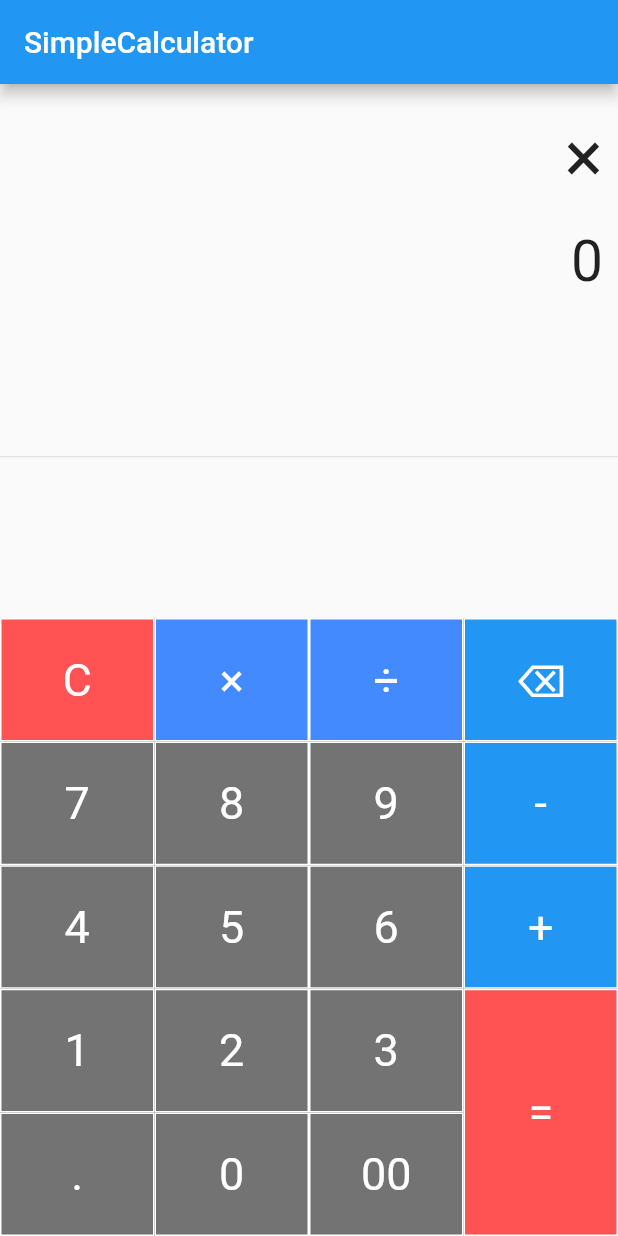
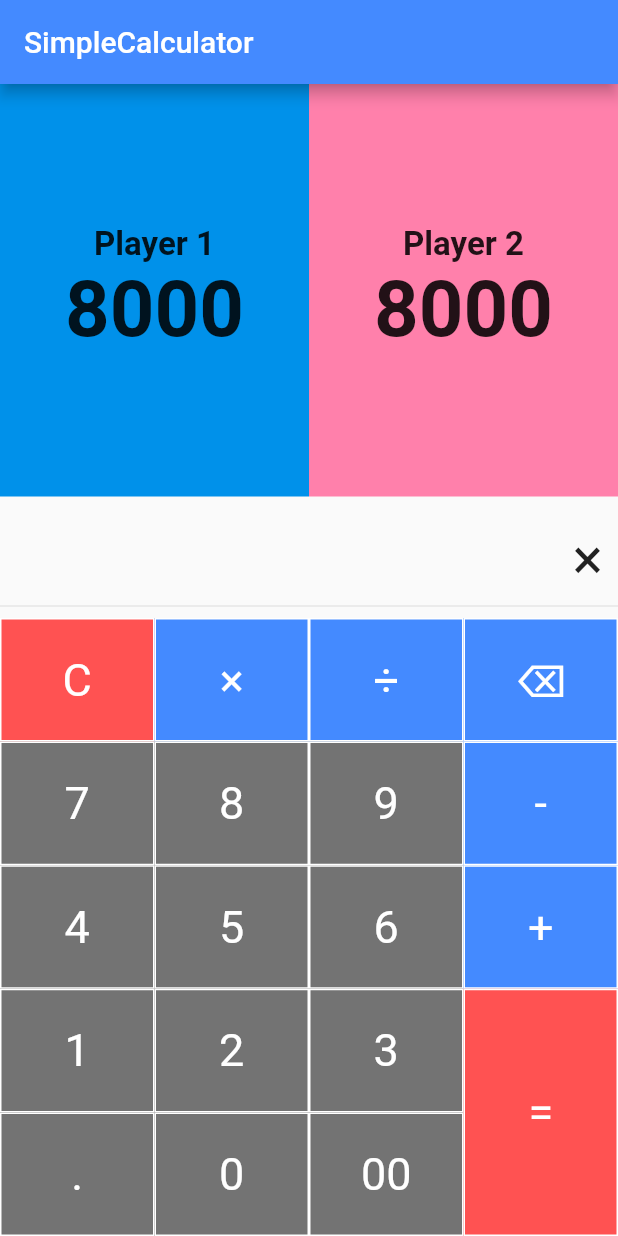
Before and after one commit to bingcheng45/Yugilator, a Flutter app: the screen it shows after launch, after a tap on an icon or button, on a phone screen of 412 x 824 dp. Run offline on Flutter 3.47's test engine with Material 2 defaults, Android fonts, the phone set to English and light mode, and no system bars; our stand-ins replace math_expressions.

Commit message:
Standard Layout for the Yugilator

```diff
--- a/lib/main.dart
+++ b/lib/main.dart
@@ -25,6 +25,8 @@ class SimpleCalculator extends StatefulWidget {
 class _SimpleCalculatorState extends State<SimpleCalculator> {
   String equation = '0';
   String result = '0';
+  String player1Health = '8000';
+  String player2Health = '8000';
   String expression = '';
   double equationFontSize = 38.0;
   double resultFontSize = 48.0;
@@ -34,41 +36,38 @@ class _SimpleCalculatorState extends State<SimpleCalculator> {
       if (buttonText == "C") {
         equation = '0';
         result = '0';
-        equationFontSize = 38.0;
-        resultFontSize = 48.0;
-      }
-
-      else if (buttonText == "⌫") {
-        equationFontSize = 48.0;
-        resultFontSize = 38.0;
-        equation = equation.substring(0,equation.length - 1);
-        if(equation == ''){
+        // equationFontSize = 38.0;
+        // resultFontSize = 48.0;
+      } else if (buttonText == "⌫") {
+        // equationFontSize = 48.0;
+        // resultFontSize = 38.0;
+        equation = equation.substring(0, equation.length - 1);
+        if (equation == '') {
           equation = '0';
         }
-      }
-
-      else if (buttonText == "=") {
-        equationFontSize = 38.0;
-        resultFontSize = 48.0;
+      } else if (buttonText == "=") {
+        // equationFontSize = 38.0;
+        // resultFontSize = 48.0;
 
         expression = equation;
         expression = expression.replaceAll('×', '*');
         expression = expression.replaceAll('÷', '/');
-        try{
+        try {
           Parser p = new Parser();
           Expression exp = p.parse(expression);
 
           ContextModel cm = ContextModel();
-          result = '${exp.evaluate(EvaluationType.REAL, cm)}';
-        }catch(e){
+
+          result = '${exp.evaluate(EvaluationType.REAL, cm).toInt()}';
+          equation = '0';
+          player1Health = result;
+        } catch (e) {
           result = 'Error';
+          //result = e.toString(); //for debugging
         }
-
-      }
-
-      else {
-        equationFontSize = 48.0;
-        resultFontSize = 38.0;
+      } else {
+        // equationFontSize = 48.0;
+        // resultFontSize = 38.0;
         if (equation == "0") {
           equation = buttonText;
         } else {
@@ -78,9 +77,33 @@ class _SimpleCalculatorState extends State<SimpleCalculator> {
     });
   }
 
-  Widget buildButton(
-      String buttonText, double buttonHeight, Color buttonColor) {
+  Widget buildPlayerBox(String name, Color color, String healthPoints) {
     return Container(
+      //width: MediaQuery.of(context).size.width,
+      // height: MediaQuery.of(context).size.height,
+      color: color,
+      child: Column(
+        mainAxisAlignment: MainAxisAlignment.center,
+        children: <Widget>[
+          Text(
+            name,
+            textAlign: TextAlign.center,
+            style: TextStyle(fontSize: 22, fontWeight: FontWeight.bold),
+          ),
+          Text(
+            healthPoints,
+            textAlign: TextAlign.center,
+            style: TextStyle(fontSize: 52, fontWeight: FontWeight.bold),
+          ),
+        ],
+      ),
+    );
+  }
+
+  Widget buildButton(String buttonText, double buttonWidth, double buttonHeight,
+      Color buttonColor) {
+    return Container(
+      width: MediaQuery.of(context).size.width * 0.1 * buttonWidth,
       height: MediaQuery.of(context).size.height * 0.1 * buttonHeight,
       color: buttonColor,
       child: FlatButton(
@@ -106,9 +129,40 @@ class _SimpleCalculatorState extends State<SimpleCalculator> {
   Widget build(BuildContext context) {
     return Scaffold(
       appBar: AppBar(
+        backgroundColor: Colors.blueAccent,
         title: Text('SimpleCalculator'),
       ),
       body: Column(children: <Widget>[
+        // Container(
+        //   alignment: Alignment.centerRight,
+        //   padding: EdgeInsets.fromLTRB(10, 20, 10, 0),
+        //   child: Text(
+        //     result,
+        //     style: TextStyle(fontSize: resultFontSize),
+        //   ),
+        // ),
+        Expanded(
+          child: Row(
+            children: <Widget>[
+              Expanded(
+                flex: 1,
+                child: buildPlayerBox(
+                  'Player 1',
+                  Colors.lightBlueAccent[700],
+                  player1Health,
+                ),
+              ),
+              Expanded(
+                flex: 1,
+                child: buildPlayerBox(
+                  'Player 2',
+                  Colors.pinkAccent[100],
+                  player2Health,
+                ),
+              ),
+            ],
+          ),
+        ),
         Container(
           alignment: Alignment.centerRight,
           padding: EdgeInsets.fromLTRB(10, 20, 10, 0),
@@ -117,17 +171,7 @@ class _SimpleCalculatorState extends State<SimpleCalculator> {
             style: TextStyle(fontSize: equationFontSize),
           ),
         ),
-        Container(
-          alignment: Alignment.centerRight,
-          padding: EdgeInsets.fromLTRB(10, 20, 10, 0),
-          child: Text(
-            result,
-            style: TextStyle(fontSize: resultFontSize),
-          ),
-        ),
-        Expanded(
-          child: Divider(),
-        ),
+        Divider(),
         Row(
           mainAxisAlignment: MainAxisAlignment.center,
           children: <Widget>[
@@ -135,29 +179,29 @@ class _SimpleCalculatorState extends State<SimpleCalculator> {
               width: MediaQuery.of(context).size.width * .75,
               child: Table(children: [
                 TableRow(children: [
-                  buildButton('C', 1, Colors.redAccent),
-                  buildButton('×', 1, Colors.blueAccent),
-                  buildButton('÷', 1, Colors.blueAccent),
+                  buildButton('C', 1, 1, Colors.redAccent),
+                  buildButton('×', 1, 1, Colors.blueAccent),
+                  buildButton('÷', 1, 1, Colors.blueAccent),
                 ]),
                 TableRow(children: [
-                  buildButton('7', 1, Colors.black54),
-                  buildButton('8', 1, Colors.black54),
-                  buildButton('9', 1, Colors.black54),
+                  buildButton('7', 1, 1, Colors.black54),
+                  buildButton('8', 1, 1, Colors.black54),
+                  buildButton('9', 1, 1, Colors.black54),
                 ]),
                 TableRow(children: [
-                  buildButton('4', 1, Colors.black54),
-                  buildButton('5', 1, Colors.black54),
-                  buildButton('6', 1, Colors.black54),
+                  buildButton('4', 1, 1, Colors.black54),
+                  buildButton('5', 1, 1, Colors.black54),
+                  buildButton('6', 1, 1, Colors.black54),
                 ]),
                 TableRow(children: [
-                  buildButton('1', 1, Colors.black54),
-                  buildButton('2', 1, Colors.black54),
-                  buildButton('3', 1, Colors.black54),
+                  buildButton('1', 1, 1, Colors.black54),
+                  buildButton('2', 1, 1, Colors.black54),
+                  buildButton('3', 1, 1, Colors.black54),
                 ]),
                 TableRow(children: [
-                  buildButton('.', 1, Colors.black54),
-                  buildButton('0', 1, Colors.black54),
-                  buildButton('00', 1, Colors.black54),
+                  buildButton('.', 1, 1, Colors.black54),
+                  buildButton('0', 1, 1, Colors.black54),
+                  buildButton('00', 2, 1, Colors.black54),
                 ]),
               ]),
             ),
@@ -165,16 +209,16 @@ class _SimpleCalculatorState extends State<SimpleCalculator> {
               width: MediaQuery.of(context).size.width * 0.25,
               child: Table(children: [
                 TableRow(children: [
-                  buildButton('⌫', 1, Colors.blue),
+                  buildButton('⌫', 1, 1, Colors.blueAccent),
                 ]),
                 TableRow(children: [
-                  buildButton('-', 1, Colors.blue),
+                  buildButton('-', 1, 1, Colors.blueAccent),
                 ]),
                 TableRow(children: [
-                  buildButton('+', 1, Colors.blue),
+                  buildButton('+', 1, 1, Colors.blueAccent),
                 ]),
                 TableRow(children: [
-                  buildButton('=', 2, Colors.redAccent),
+                  buildButton('=', 1, 2, Colors.redAccent),
                 ]),
               ]),
             )
```
